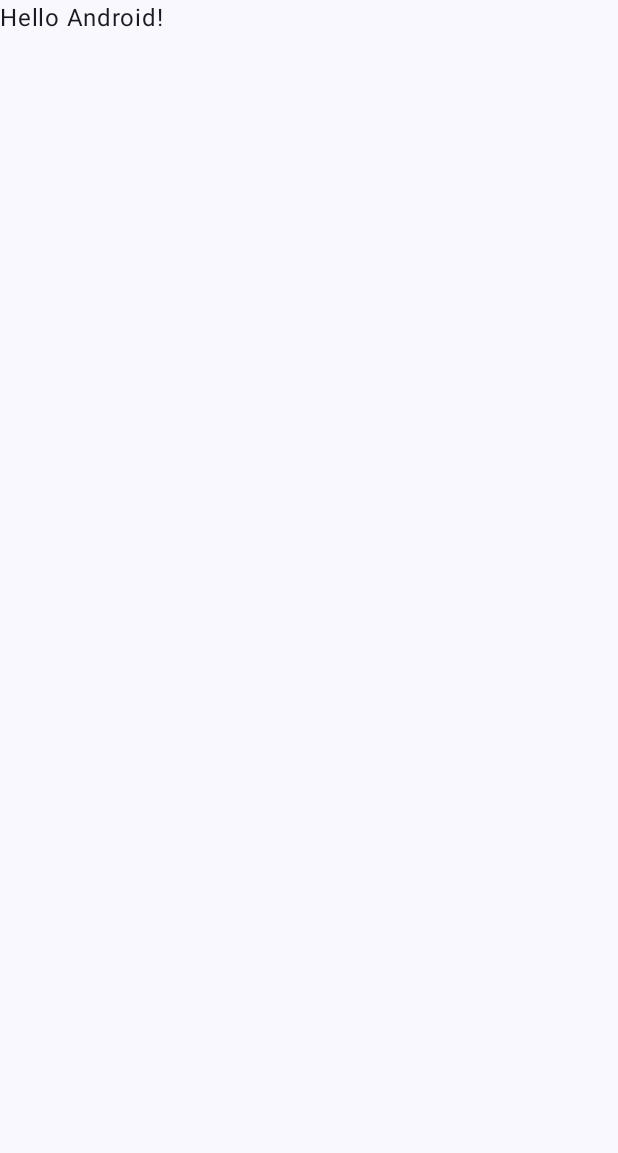
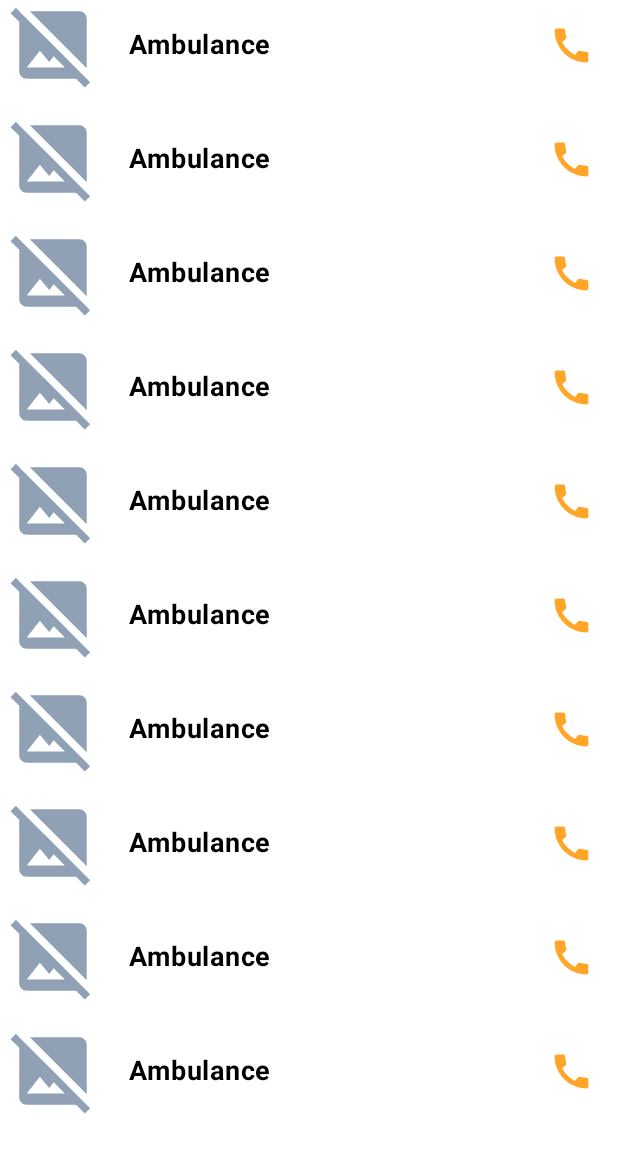
Before and after one commit to ResilienceZ/android-monorepo, an Android app built with Jetpack Compose: the screen it shows after launch (MainActivity), on a phone screen of 412 x 824 dp. Before the commit the part shown is almost empty. Shown: the top 1153 px of the screen. Run offline under Robolectric (Android 15) with nearby library versions, the phone set to English and light mode, and no system bars; pictures from the network do not load.

Commit message:
[FEAT] add permission internet and implement emergency call screen

```diff
--- a/app/src/main/AndroidManifest.xml
+++ b/app/src/main/AndroidManifest.xml
@@ -1,6 +1,8 @@
 <?xml version="1.0" encoding="utf-8"?>
 <manifest xmlns:android="http://schemas.android.com/apk/res/android"
     xmlns:tools="http://schemas.android.com/tools">
+
+    <uses-permission android:name="android.permission.INTERNET" />
 
     <application
         android:allowBackup="true"
--- a/app/src/main/java/dev/ricoferdian/resiliencez/prayitna/MainActivity.kt
+++ b/app/src/main/java/dev/ricoferdian/resiliencez/prayitna/MainActivity.kt
@@ -11,6 +11,7 @@ import androidx.compose.material3.Text
 import androidx.compose.runtime.Composable
 import androidx.compose.ui.Modifier
 import androidx.compose.ui.tooling.preview.Preview
+import dev.ricoferdian.resiliencez.prayitna.ui.screen.emergency_call.EmergencyCallScreen
 import dev.ricoferdian.resiliencez.prayitna.ui.theme.PrayitnaTheme
 
 class MainActivity : ComponentActivity() {
@@ -20,10 +21,12 @@ class MainActivity : ComponentActivity() {
         setContent {
             PrayitnaTheme {
                 Scaffold(modifier = Modifier.fillMaxSize()) { innerPadding ->
-                    Greeting(
-                        name = "Android",
-                        modifier = Modifier.padding(innerPadding)
-                    )
+//                    Greeting(
+//                        name = "Android",
+//                        modifier = Modifier.padding(innerPadding)
+//                    )
+
+                    EmergencyCallScreen()
                 }
             }
         }
--- /dev/null
+++ b/app/src/main/java/dev/ricoferdian/resiliencez/prayitna/ui/screen/emergency_call/EmergencyCallScreen.kt
@@ -0,0 +1,60 @@
+package dev.ricoferdian.resiliencez.prayitna.ui.screen.emergency_call
+
+import androidx.compose.foundation.Image
+import androidx.compose.foundation.background
+import androidx.compose.foundation.layout.Arrangement
+import androidx.compose.foundation.layout.Box
+import androidx.compose.foundation.layout.Column
+import androidx.compose.foundation.layout.Row
+import androidx.compose.foundation.layout.fillMaxHeight
+import androidx.compose.foundation.layout.fillMaxSize
+import androidx.compose.foundation.layout.fillMaxWidth
+import androidx.compose.foundation.layout.height
+import androidx.compose.foundation.layout.width
+import androidx.compose.foundation.lazy.LazyColumn
+import androidx.compose.material3.Text
+import androidx.compose.runtime.Composable
+import androidx.compose.ui.Alignment
+import androidx.compose.ui.Modifier
+import androidx.compose.ui.graphics.ColorFilter
+import androidx.compose.ui.layout.ContentScale
+import androidx.compose.ui.res.painterResource
+import androidx.compose.ui.text.font.FontWeight
+import androidx.compose.ui.tooling.preview.Preview
+import androidx.compose.ui.unit.dp
+import androidx.compose.ui.unit.sp
+import coil.compose.SubcomposeAsyncImage
+import dev.ricoferdian.resiliencez.prayitna.R
+import dev.ricoferdian.resiliencez.prayitna.ui.screen.emergency_call.component.ItemEmergencyCall
+import dev.ricoferdian.resiliencez.prayitna.ui.theme.CustomColor
+import dev.ricoferdian.resiliencez.prayitna.ui.theme.PrayitnaTheme
+
+@Composable
+fun EmergencyCallScreen() {
+    Box(
+        modifier = Modifier
+            .fillMaxSize()
+            .background(CustomColor.White)
+    ) {
+        LazyColumn(
+            verticalArrangement = Arrangement.spacedBy(16.dp)
+        ) {
+            items(10) {
+                ItemEmergencyCall(
+                    namePlace = "Ambulance",
+                    imagePlaceUrl = "https://amandeephospital.org/wp-content/uploads/2022/02/ambulance-ad.jpg",
+                    onCallClicked = { },
+                )
+            }
+        }
+    }
+}
+
+
+@Preview(showBackground = true)
+@Composable
+fun EmergencyCallScreenPreview() {
+    PrayitnaTheme {
+        EmergencyCallScreen()
+    }
+}
```
